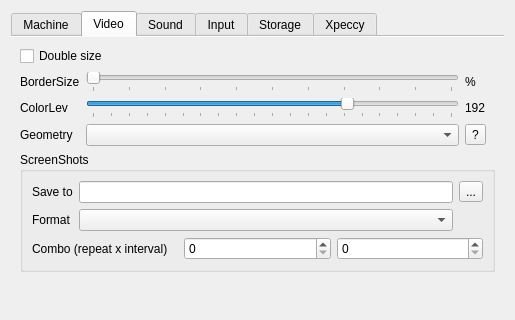
Old version of the form ui/setupwin.ui in the repository samstyle/Xpeccy; both pictures show x 0 to 515 and y 0 to 320 of the 515 by 467 pixel window.
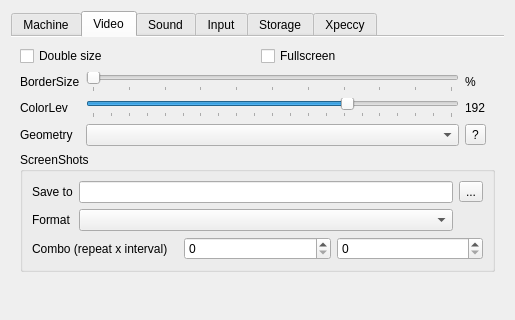
New version of the form. The open tabs and pages were chosen to show the change. Icons and pictures are not drawn.

What changed in the file:
```diff
--- a/ui/setupwin.ui
+++ b/ui/setupwin.ui
@@ -453,6 +453,13 @@
              </property>
             </widget>
            </item>
+           <item row="0" column="1">
+            <widget class="QCheckBox" name="fscchk">
+             <property name="text">
+              <string>Fullscreen</string>
+             </property>
+            </widget>
+           </item>
           </layout>
          </item>
          <item>
```
